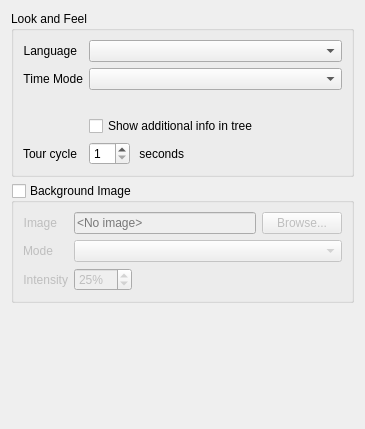
First picture: the form in client/libclient/src/ui/widgets/local_settings/look_and_feel_preferences_widget.ui, repository networkoptix/nx_open, before the edit.
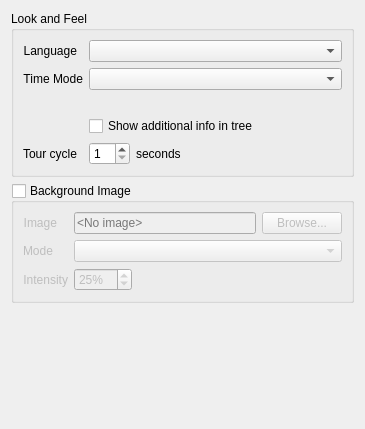
Second picture: the form after the edit.

```diff
--- a/client/libclient/src/ui/widgets/local_settings/look_and_feel_preferences_widget.ui
+++ b/client/libclient/src/ui/widgets/local_settings/look_and_feel_preferences_widget.ui
@@ -94,7 +94,7 @@
         <item>
          <widget class="QLabel" name="cycleHintLabel">
           <property name="text">
-           <string> seconds</string>
+           <string>seconds</string>
           </property>
          </widget>
         </item>
```
